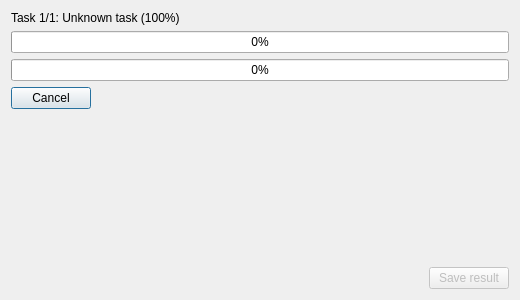
Qt form src/windows/TasksWaitingDialog.ui (GRAPHENE9932/ImageUpscalerQt) before a commit.
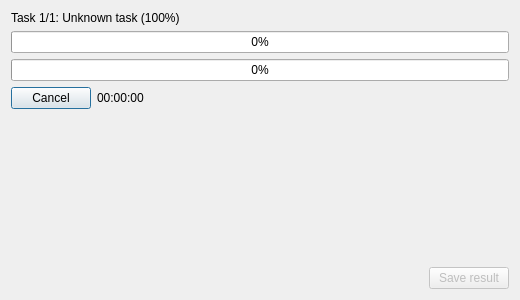
The same form after that commit.

Commit message: Added elapsed time to the TasksWaitingDialog

The edit to the form file:
```diff
--- a/src/windows/TasksWaitingDialog.ui
+++ b/src/windows/TasksWaitingDialog.ui
@@ -36,6 +36,8 @@
     </widget>
    </item>
    <item>
+    <layout class="QHBoxLayout" name="middle_layout" stretch="0,1">
+     <item>
     <widget class="QPushButton" name="cancel_button">
      <property name="sizePolicy">
       <sizepolicy hsizetype="Fixed" vsizetype="Fixed">
@@ -49,10 +51,22 @@
     </widget>
    </item>
    <item>
+      <widget class="QLabel" name="time_label">
+       <property name="text">
+        <string>00:00:00</string>
+       </property>
+      </widget>
+     </item>
+    </layout>
+   </item>
+   <item>
     <spacer name="main_spacer">
      <property name="orientation">
       <enum>Qt::Vertical</enum>
      </property>
+     <property name="sizeType">
+      <enum>QSizePolicy::Expanding</enum>
+     </property>
      <property name="sizeHint" stdset="0">
       <size>
        <width>20</width>
```
Lines whose indentation alone changed are shown as unchanged. The commit also changes 3 other files.
